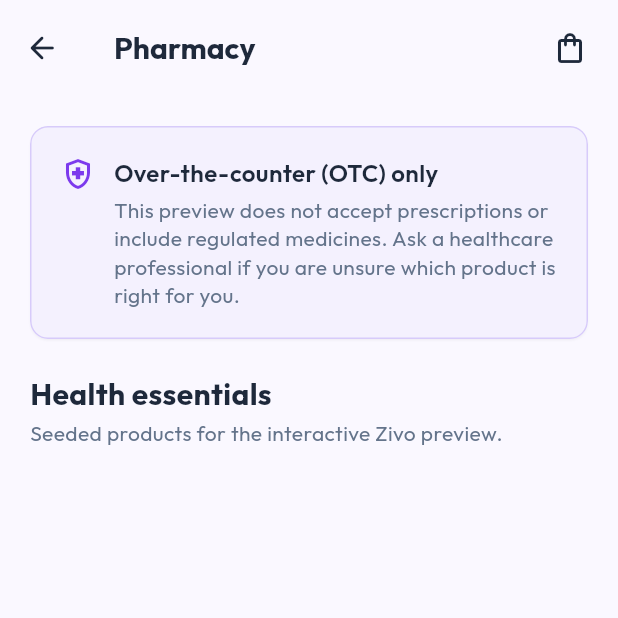
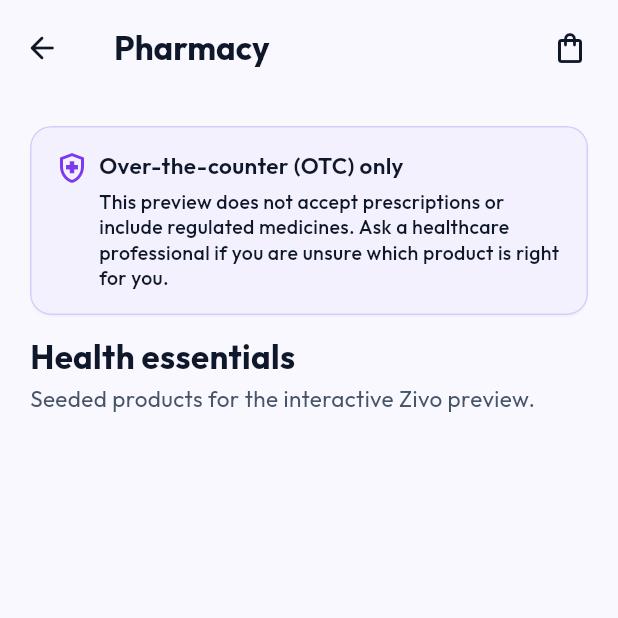
Before and after one commit to abdiking200313/eatzy, a Flutter app: the PharmacyCatalogScreen screen opened by its route, on a phone screen of 412 x 824 dp, the top half of it. Run offline on Flutter 3.47's test engine with Material 3 defaults, Android fonts, the phone set to English and light mode, and no system bars; our stand-ins replace cached_network_image, go_router, google_fonts, shared_preferences, supabase_flutter; accounts and stored records are empty; network calls fail.

Commit message:
Redesign phase 1: foundation tokens, shared widgets, nav shell (#22)
Land the shared design-system foundation from issue #21 so phases 2-7
can inherit the new look through the theme instead of per-screen edits:

- tailwind.dart: apply the #21 token diffs (bg/text/textMuted -> new
  slate600, TwRadius.xl/lg bump, type-scale bump using the proposed
  numbers unchanged, new TwText.sectionLabel()); add a
  TwSpacing.rhythmTight/rhythmDefault/rhythmSection (6/14/28) set kept
  separate from the existing 4px-based x* scale since it doesn't divide
  evenly into it; nav bar height 72->76 and indicatorColor removed
  (transparent) so the selection pill goes away.
- service_theme.dart: enforce "white cards only" - ZivoServiceTheme's
  cardTheme and surfaceContainerLow/surfaceContainer now stay on
  TwColors.card/border instead of the per-service tint. Screen-level
  scaffoldBackgroundColor/appBarTheme keep the service background tint
  (that's not a "card"). ServiceThemes.* accent/soft/background/
  border/card values themselves are untouched.
- app_cards.dart: OutlinedCard defaults to TwColors.card/border instead
  of the service palette, for the same white-cards rule.
- app_misc.dart: add the shared 48px ServiceIconChip widget (didn't
  exist yet) so later phases have one place to confine service accent
  color to.
- main_app_screen.dart: selected nav icon recolored to TwColors.primary
  (was white, relying on the now-removed pill background to stay
  legible).

Ripple fixes outside the phase's listed files, needed to keep
`flutter test` green under the bumped type scale:
- restaurant_screen_test.dart: taller test surface so a tap target
  that was previously 1px inside the 800x600 default doesn't fall
  outside it.
- pharmacy_catalog_screen.dart: tightened OTC-notice spacing/caption
  size - that test fixture was already within 5px of the viewport
  edge pre-redesign; the type-scale bump pushed it ~150px over,
  which service_visual_consistency_test.dart (protected from edits)
  would otherwise have caught as a hidden add-to-cart button.

dart format / flutter analyze / flutter test all clean (53/53).

Co-Authored-By: Claude Sonnet 5 <noreply@anthropic.com>
Claude-Session: https://claude.ai/code/session_01864g5uW8tjGfiru329QCcd

```diff
--- a/lib/app/main_app_screen.dart
+++ b/lib/app/main_app_screen.dart
@@ -72,7 +72,10 @@ class _MainAppScreenState extends State<MainAppScreen> {
             for (final item in _navigationItems)
               NavigationDestination(
                 icon: Icon(item.icon, color: TwColors.textMuted),
-                selectedIcon: Icon(item.icon, color: TwColors.white),
+                // No more selection-pill background behind the icon, so the
+                // selected state is carried by icon color alone (label
+                // color/weight already flips via navigationBarTheme).
+                selectedIcon: Icon(item.icon, color: TwColors.primary),
                 label: item.label,
               ),
           ],
--- a/lib/config/service_theme.dart
+++ b/lib/config/service_theme.dart
@@ -125,8 +125,11 @@ class ZivoServiceTheme extends StatelessWidget {
       onSecondaryContainer: TwColors.text,
       surface: colors.background,
       surfaceContainerLowest: colors.background,
-      surfaceContainerLow: colors.card,
-      surfaceContainer: colors.card,
+      // Card-surface slots stay on the neutral white/border tokens (white
+      // cards only) rather than the service palette — see the cardTheme
+      // override below.
+      surfaceContainerLow: TwColors.card,
+      surfaceContainer: TwColors.card,
       surfaceContainerHigh: colors.soft,
       surfaceContainerHighest: colors.soft,
       outline: colors.border,
@@ -142,12 +145,18 @@ class ZivoServiceTheme extends StatelessWidget {
           foregroundColor: TwColors.text,
           surfaceTintColor: Colors.transparent,
         ),
+        // Cards stay white regardless of the active service theme — the
+        // "white cards only" redesign rule confines the service accent to
+        // the 48px icon chip, never the card fill or border. `colors.card`/
+        // `colors.border` remain available on `ZivoServiceColors` for the
+        // icon chip and any other component that intentionally wants the
+        // service-tinted surface.
         cardTheme: base.cardTheme.copyWith(
-          color: colors.card,
+          color: TwColors.card,
           shadowColor: TwColors.slate900.withOpacityValue(0.1),
           shape: RoundedRectangleBorder(
             borderRadius: BorderRadius.circular(TwRadius.xl),
-            side: BorderSide(color: colors.border),
+            side: const BorderSide(color: TwColors.border),
           ),
         ),
         filledButtonTheme: FilledButtonThemeData(
--- a/lib/config/tailwind.dart
+++ b/lib/config/tailwind.dart
@@ -7,6 +7,7 @@ class TwColors {
 
   static const Color slate900 = Color(0xFF0F172A);
   static const Color slate700 = Color(0xFF334155);
+  static const Color slate600 = Color(0xFF475569);
   static const Color slate500 = Color(0xFF64748B);
 
   static const Color stone50 = Color(0xFFFAFAF9);
@@ -30,14 +31,14 @@ class TwColors {
   static const Color red600 = Color(0xFFDC2626);
   static const Color red700 = Color(0xFFB91C1C);
 
-  static const Color bg = Color(0xFFF6F9FC);
+  static const Color bg = Color(0xFFFAFBFC);
   static const Color bgMuted = blue50;
   static const Color card = white;
   static const Color cardMuted = Color(0xFFF8FAFD);
   static const Color border = Color(0xFFE2E8F0);
   static const Color borderStrong = Color(0xFFCBD5E1);
-  static const Color text = Color(0xFF1E293B);
-  static const Color textMuted = slate500;
+  static const Color text = Color(0xFF0F172A);
+  static const Color textMuted = slate600;
   static const Color primary = blue600;
   static const Color primaryHover = blue700;
   static const Color primarySoft = blue50;
@@ -67,62 +68,73 @@ class TwSpacing {
   static const double x8 = 32.0;
   static const double x10 = 40.0;
   static const double x12 = 48.0;
+
+  /// Redesign component-internal spacing rhythm (tight / default /
+  /// section-gap). This is a distinct scale from the `x*` page-layout scale
+  /// above — it does not divide evenly into the 4px `x*` grid, so it is kept
+  /// as its own named set rather than folded into it. Use these for spacing
+  /// *within* a component (e.g. between an icon chip and its label, or
+  /// between stacked rows in a card); keep using `x5` (20px) for screen body
+  /// padding and the `x*` scale for page-level layout gaps.
+  static const double rhythmTight = 6.0;
+  static const double rhythmDefault = 14.0;
+  static const double rhythmSection = 28.0;
 }
 
 class TwRadius {
   static const double sm = 6.0;
   static const double base = 8.0;
   static const double md = 10.0;
-  static const double lg = 12.0;
-  static const double xl = 16.0;
+  static const double lg = 14.0;
+  static const double xl = 20.0;
   static const double full = 9999.0;
 }
 
 class TwText {
   static TextStyle text3xl() => GoogleFonts.outfit(
-    fontSize: 28,
+    fontSize: 30,
     fontWeight: FontWeight.w700,
     height: 1.15,
     color: TwColors.text,
   );
 
   static TextStyle text2xl() => GoogleFonts.outfit(
-    fontSize: 24,
+    fontSize: 26,
     fontWeight: FontWeight.w700,
     height: 1.2,
     color: TwColors.text,
   );
 
   static TextStyle textXl() => GoogleFonts.outfit(
-    fontSize: 20,
+    fontSize: 22,
     fontWeight: FontWeight.w700,
     height: 1.25,
     color: TwColors.text,
   );
 
   static TextStyle textLg() => GoogleFonts.outfit(
-    fontSize: 18,
+    fontSize: 19,
     fontWeight: FontWeight.w500,
     height: 1.4,
     color: TwColors.text,
   );
 
   static TextStyle textBase() => GoogleFonts.outfit(
-    fontSize: 16,
+    fontSize: 17,
     fontWeight: FontWeight.w400,
     height: 1.4,
     color: TwColors.text,
   );
 
   static TextStyle textSm() => GoogleFonts.outfit(
-    fontSize: 14,
+    fontSize: 15,
     fontWeight: FontWeight.w400,
     height: 1.35,
     color: TwColors.textMuted,
   );
 
   static TextStyle textXs() => GoogleFonts.outfit(
-    fontSize: 12,
+    fontSize: 13,
     fontWeight: FontWeight.w500,
     height: 1.3,
     color: TwColors.text,
@@ -142,6 +154,17 @@ class TwText {
 
   static TextStyle link() =>
       textXs().copyWith(fontWeight: FontWeight.w600, color: TwColors.primary);
+
+  /// Small uppercase "eyebrow"/section-kicker style for headings like
+  /// "OUR SERVICES". Applied to existing all-caps section headers by
+  /// whichever later redesign phase touches that screen.
+  static TextStyle sectionLabel() => GoogleFonts.outfit(
+    fontSize: 13,
+    fontWeight: FontWeight.w700,
+    height: 1.3,
+    letterSpacing: 0.6,
+    color: TwColors.textMuted,
+  );
 }
 
 ThemeData buildAppTheme() {
@@ -264,10 +287,10 @@ ThemeData buildAppTheme() {
       ),
     ),
     navigationBarTheme: NavigationBarThemeData(
-      height: 72,
+      height: 76,
       backgroundColor: TwColors.white,
       surfaceTintColor: Colors.transparent,
-      indicatorColor: TwColors.primary,
+      indicatorColor: Colors.transparent,
       labelTextStyle: WidgetStateProperty.resolveWith((states) {
         return TwText.textXs().copyWith(
           color: states.contains(WidgetState.selected)
--- a/lib/services/pharmacy/presentation/pharmacy_catalog_screen.dart
+++ b/lib/services/pharmacy/presentation/pharmacy_catalog_screen.dart
@@ -65,14 +65,14 @@ class _PharmacyCatalogScreenState extends State<PharmacyCatalogScreen> {
       padding: const EdgeInsets.all(TwSpacing.x5),
       children: [
         const _OtcNotice(),
-        const SizedBox(height: TwSpacing.x6),
+        const SizedBox(height: TwSpacing.rhythmDefault),
         Text('Health essentials', style: TwText.textXl()),
         const SizedBox(height: TwSpacing.x1),
         Text(
           'Seeded products for the interactive Zivo preview.',
           style: TwText.textSm(),
         ),
-        const SizedBox(height: TwSpacing.x4),
+        const SizedBox(height: TwSpacing.rhythmDefault),
         for (var index = 0; index < _controller.products.length; index++) ...[
           _ProductCard(
             product: _controller.products[index],
@@ -115,25 +115,23 @@ class _OtcNotice extends StatelessWidget {
     return OutlinedCard(
       backgroundColor: palette.card,
       borderColor: palette.border,
+      padding: const EdgeInsets.all(TwSpacing.x4),
       child: Row(
         crossAxisAlignment: CrossAxisAlignment.start,
         children: [
           Icon(Icons.health_and_safety_outlined, color: palette.accent),
-          const SizedBox(width: TwSpacing.x3),
+          const SizedBox(width: TwSpacing.rhythmTight),
           Expanded(
             child: Column(
               crossAxisAlignment: CrossAxisAlignment.start,
               children: [
-                Text(
-                  'Over-the-counter (OTC) only',
-                  style: TwText.fontBoldBase(),
-                ),
-                const SizedBox(height: TwSpacing.x1),
+                Text('Over-the-counter (OTC) only', style: TwText.fontBoldSm()),
+                const SizedBox(height: TwSpacing.rhythmTight),
                 Text(
                   'This preview does not accept prescriptions or include '
                   'regulated medicines. Ask a healthcare professional if you '
                   'are unsure which product is right for you.',
-                  style: TwText.textSm(),
+                  style: TwText.textXs(),
                 ),
               ],
             ),
--- a/lib/widgets/app_cards.dart
+++ b/lib/widgets/app_cards.dart
@@ -1,8 +1,10 @@
 import 'package:flutter/material.dart';
 import '../config/theme.dart';
 
-/// A neutral, outlined card used across screens. Defaults to the
-/// [TwColors.cardMuted] background with an outline.
+/// A neutral, white card used across screens ("white cards only" — never a
+/// tinted/service-colored background; pass [backgroundColor]/[borderColor]
+/// explicitly for the rare case a caller intentionally wants something
+/// else, such as the 48px icon chip's own accent fill).
 class OutlinedCard extends StatelessWidget {
   const OutlinedCard({
     super.key,
@@ -25,18 +27,17 @@ class OutlinedCard extends StatelessWidget {
 
   @override
   Widget build(BuildContext context) {
-    final palette = context.serviceColors;
     final resolvedBorderRadius = BorderRadius.circular(borderRadius);
     final content = Padding(padding: padding, child: child);
 
     return Material(
-      color: backgroundColor ?? palette.card,
+      color: backgroundColor ?? TwColors.card,
       elevation: 0.6,
       shadowColor: TwColors.slate900.withOpacityValue(0.12),
       shape: RoundedRectangleBorder(
         borderRadius: resolvedBorderRadius,
         side: BorderSide(
-          color: borderColor ?? palette.border,
+          color: borderColor ?? TwColors.border,
           width: borderWidth,
         ),
       ),
```
Also changed, not shown: lib/widgets/app_misc.dart (+39 -0 lines), 2 other files.
